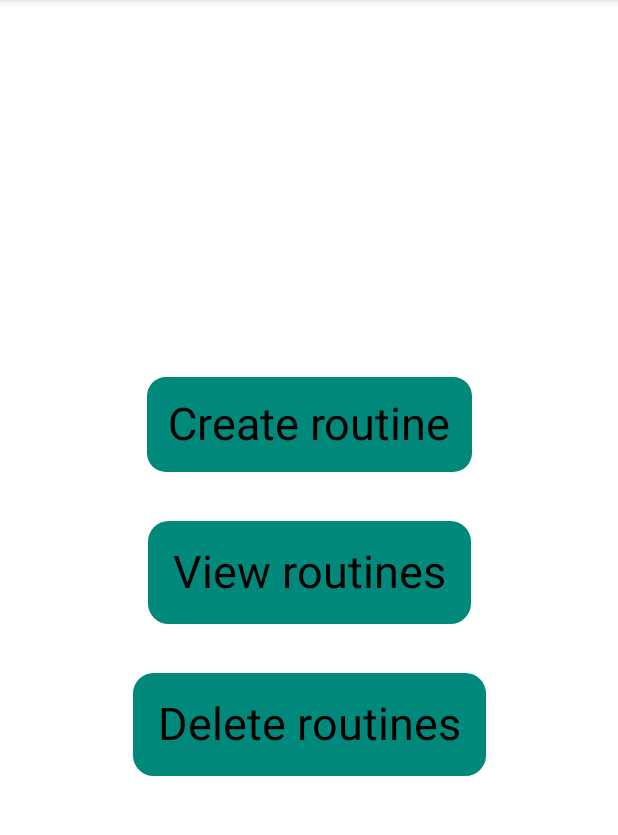
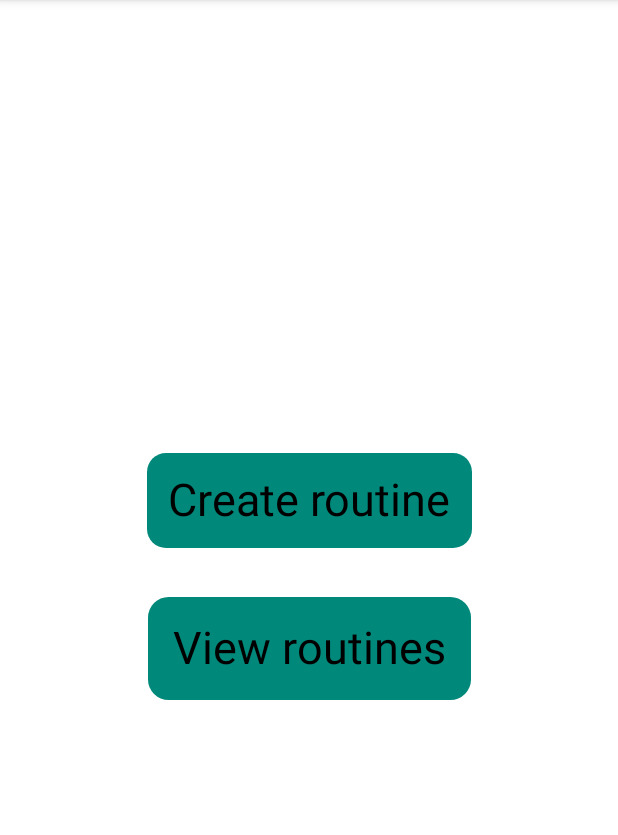
Before and after one commit to atul1503/Workouter, an Android app built with Jetpack Compose: the screen it shows after launch (MainActivity), on a phone screen of 412 x 824 dp, the part 84-919 px from its top. Run offline under Robolectric (Android 15) with nearby library versions, the phone set to English and light mode, and no system bars; our stand-ins replace Room's generated code.

Commit message:
added delete button for each routine and added some hints for exercise rest days etc

```diff
--- a/app/src/main/java/com/atul/workouter/MainActivity.kt
+++ b/app/src/main/java/com/atul/workouter/MainActivity.kt
@@ -149,16 +149,6 @@ fun Navigator(vm: viewModel) {
         "get rest" -> {
             RestScreen(vm)
         }
-        "delete all routines" -> {
-            val scope = CoroutineScope(Dispatchers.IO)
-            LaunchedEffect(key1 = Unit, block = {
-                scope.launch {
-                    db.routineDao().deleteAll()
-                    db.exerciseDao().deleteAll()
-                    vm.changeNavigationString("home")
-                }
-            })
-        }
     }
 }
 
@@ -183,6 +173,8 @@ fun WaitDialog(vm: viewModel) {
     var hours=leftTime % 24
     leftTime /= 24
 
+    var days=leftTime
+
     LaunchedEffect(key1 = Unit, block = {
         while (true) {
             delay(1000)
@@ -199,7 +191,7 @@ fun WaitDialog(vm: viewModel) {
             modifier = Modifier.fillMaxWidth(),
             horizontalAlignment = Alignment.CenterHorizontally
         ) {
-            KeyValueRow(key = "Time left for routine: ", value = "$hours hours, $minutes minutes and $seconds seconds")
+            KeyValueRow(key = "Time left for routine: ", value = "$days days $hours hours, $minutes minutes and $seconds seconds")
 
             Button(onClick = {
                 vm.changeNavigationString("home")
@@ -310,7 +302,7 @@ fun EditRoutine(vm: viewModel){
                         },
                         label = {
                             Text(
-                                "Enter rest in days. These many days will be skipped before this exercise is scheduled again.",
+                                "Enter rest in days. These many days will be skipped before this exercise is scheduled again. Make sure that exercises in same category have same value for this field. ",
                                 color = MaterialTheme.colors.onBackground
                             )
                         })
@@ -713,20 +705,7 @@ fun RestScreen(vm: viewModel) {
                         style = TextStyle(fontSize = 30.sp),
                         onClick = { vm.changeNavigationString("see all routines") })
                 }
-                Boxer {
-                    ClickableText(modifier = Modifier.padding(LocalConfiguration.current.screenHeightDp.dp / 50),
-                        text = buildAnnotatedString {
-                            val text = "Delete routines"
-                            append(text)
-                            addStyle(
-                                style = SpanStyle(color = MaterialTheme.colors.onBackground),
-                                start = 0,
-                                end = text.length
-                            )
-                        },
-                        style = TextStyle(fontSize = 30.sp),
-                        onClick = { vm.changeNavigationString("delete all routines") })
-                }
+
             }
     }
 
@@ -835,7 +814,7 @@ fun RestScreen(vm: viewModel) {
             TextField(modifier=Modifier.fillMaxWidth(),
                 value = "${restInDays.value}",
                 onValueChange = {if(it=="") return@TextField;  restInDays.value = it.toInt();exercise.restTime = it.toInt() },
-                label = { Text("Enter rest in days. These many days will be skipped before this exercise is scheduled again.",color = MaterialTheme.colors.onBackground ) })
+                label = { Text("Enter rest in days. These many days will be skipped before this exercise is scheduled again.  Make sure that exercises in same category have same value for this field. ",color = MaterialTheme.colors.onBackground ) })
             TextField(modifier=Modifier.fillMaxWidth(),
                 value = "${sets.value}",
                 onValueChange = {
@@ -961,6 +940,16 @@ fun RestScreen(vm: viewModel) {
             }) {
                 Text("Edit routine",color = Color.White )
             }
+
+            Button(onClick = {
+                scope.launch {
+                    vm.deleteRoutine(routine.name)
+                    vm.changeNavigationString("home")
+                }
+            }) {
+                Text("Delete routine",color = Color.White )
+            }
+
             Checkbox(checked = forceRun.value, onCheckedChange = { forceRun.value=it; routine.forceRun = it })
             Text(text = "Force start routine today?",color = MaterialTheme.colors.onBackground )
         }
--- a/app/src/main/java/com/atul/workouter/database things.kt
+++ b/app/src/main/java/com/atul/workouter/database things.kt
@@ -3,6 +3,7 @@ package com.atul.workouter
 import android.content.Context
 import androidx.room.Dao
 import androidx.room.Database
+import androidx.room.Delete
 import androidx.room.Embedded
 import androidx.room.Entity
 import androidx.room.ForeignKey
@@ -141,6 +142,10 @@ interface  RoutineDao {
     @Query("SELECT * FROM Routine")
     abstract fun getAllRoutines(): List<Routine>
 
+
+    @Query("DELETE FROM Routine WHERE name= :name")
+    abstract fun deleteRoutine(name: String)
+
     //delete all
     @Query("DELETE FROM Routine")
     abstract fun deleteAll()
```
Also changed, not shown: app/src/main/java/com/atul/workouter/viewmodels.kt (+13 -0 lines).
